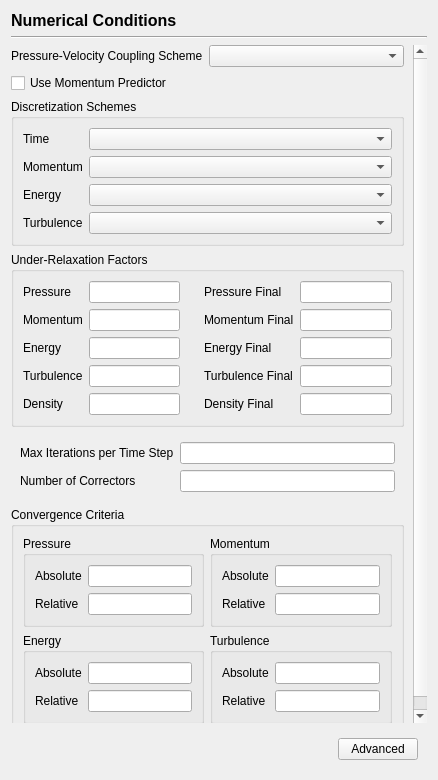
The window that view/solution/numerical_conditions/numerical_conditions_page.ui (nextfoam/baram) describes before a commit, drawn with Qt 5.
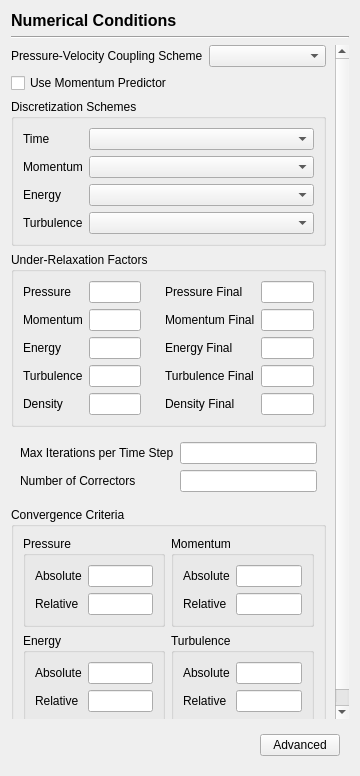
The same window after the commit.

```diff
--- a/view/solution/numerical_conditions/numerical_conditions_page.ui
+++ b/view/solution/numerical_conditions/numerical_conditions_page.ui
@@ -6,8 +6,8 @@
    <rect>
     <x>0</x>
     <y>0</y>
-    <width>438</width>
-    <height>780</height>
+    <width>360</width>
+    <height>776</height>
    </rect>
   </property>
   <property name="windowTitle">
@@ -53,8 +53,8 @@
        <rect>
         <x>0</x>
         <y>0</y>
-        <width>420</width>
-        <height>677</height>
+        <width>342</width>
+        <height>673</height>
        </rect>
       </property>
       <layout class="QVBoxLayout" name="verticalLayout">
@@ -465,7 +465,7 @@
         </property>
         <property name="sizeHint" stdset="0">
          <size>
-          <width>230</width>
+          <width>0</width>
           <height>20</height>
          </size>
         </property>
```
